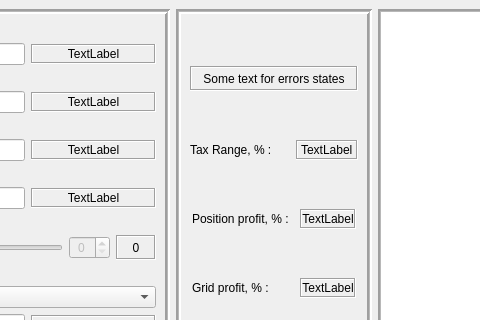
Qt form mainwindow.ui (qrlik/gridExchangeCalculator) before a commit; both pictures show x 239 to 719 and y 0 to 320 of the 800 by 460 pixel window.
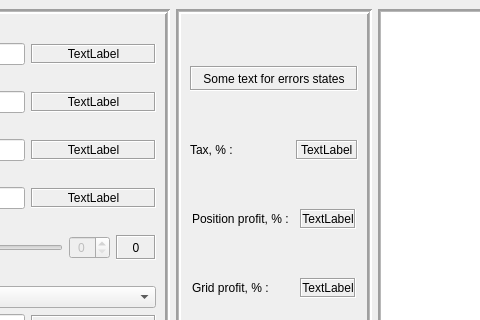
The same form after that commit. Custom widgets are drawn as their Qt base class.

Commit message: add ranges when tax is floating

The edit to the form file:
```diff
--- a/mainwindow.ui
+++ b/mainwindow.ui
@@ -124,7 +124,7 @@
             </size>
            </property>
            <property name="text">
-            <string>Tax Range, % :</string>
+            <string>Tax, % :</string>
            </property>
           </widget>
          </item>
```
Left out of the diff: 2 changed lines with no effect on the pictures. The commit also changes 4 other files.
